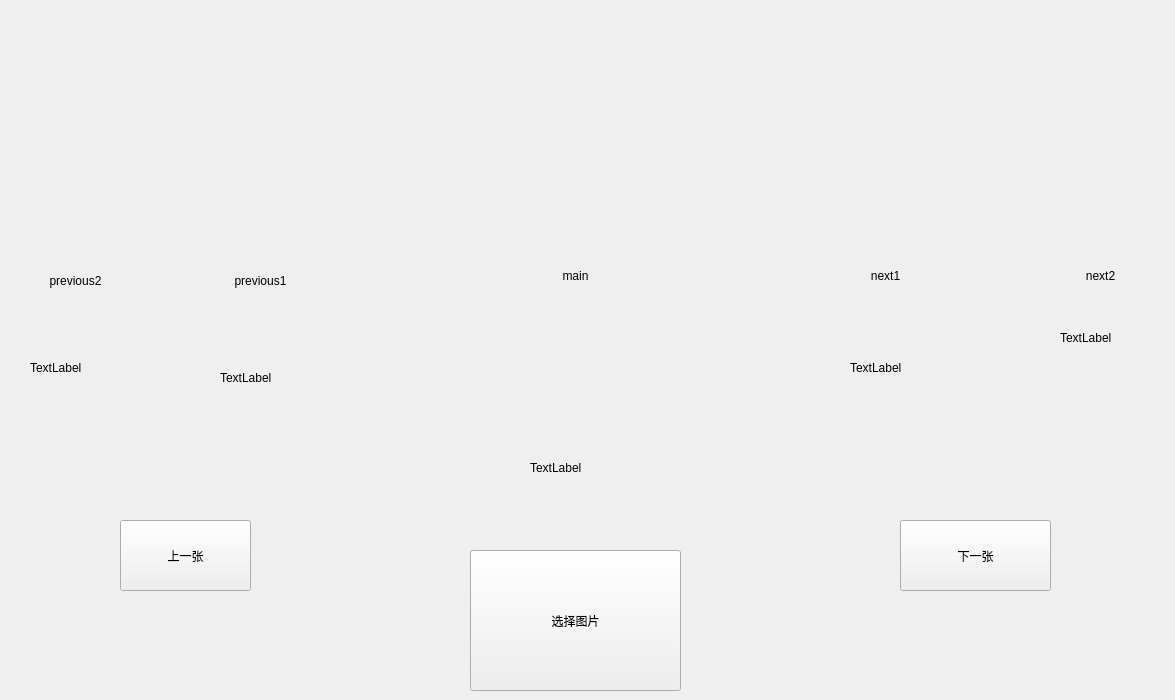
Old version of the form main.ui in the repository MikeMiller0401/BrowsePicture.
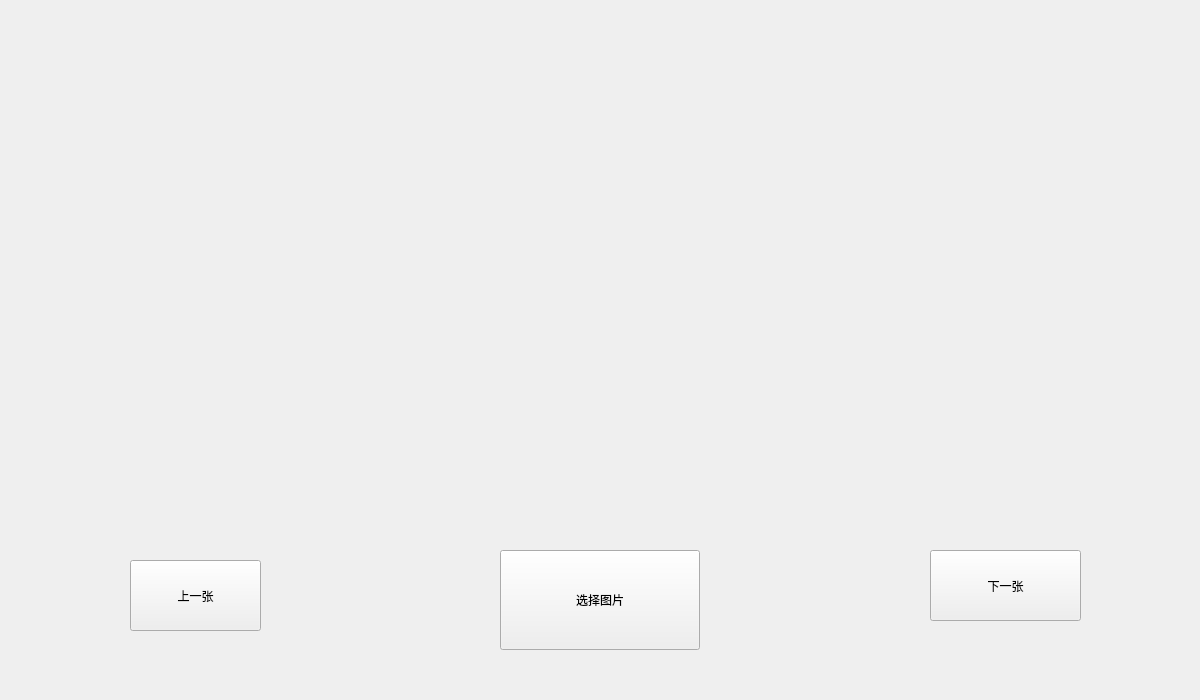
New version of the form.

```diff
--- a/main.ui
+++ b/main.ui
@@ -6,7 +6,7 @@
    <rect>
     <x>0</x>
     <y>0</y>
-    <width>1175</width>
+    <width>1200</width>
     <height>700</height>
    </rect>
   </property>
@@ -16,8 +16,8 @@
   <widget class="QPushButton" name="button_53">
    <property name="geometry">
     <rect>
-     <x>900</x>
-     <y>520</y>
+     <x>930</x>
+     <y>550</y>
      <width>151</width>
      <height>71</height>
     </rect>
@@ -38,14 +38,29 @@
   <widget class="QLabel" name="label_53">
    <property name="geometry">
     <rect>
-     <x>380</x>
-     <y>120</y>
-     <width>391</width>
-     <height>311</height>
+     <x>300</x>
+     <y>40</y>
+     <width>600</width>
+     <height>450</height>
     </rect>
    </property>
+   <property name="layoutDirection">
+    <enum>Qt::LeftToRight</enum>
+   </property>
+   <property name="autoFillBackground">
+    <bool>false</bool>
+   </property>
+   <property name="frameShape">
+    <enum>QFrame::NoFrame</enum>
+   </property>
+   <property name="frameShadow">
+    <enum>QFrame::Plain</enum>
+   </property>
+   <property name="lineWidth">
+    <number>1</number>
+   </property>
    <property name="text">
-    <string>main</string>
+    <string/>
    </property>
    <property name="scaledContents">
     <bool>true</bool>
@@ -57,14 +72,17 @@
   <widget class="QLabel" name="label_55">
    <property name="geometry">
     <rect>
-     <x>1060</x>
-     <y>240</y>
-     <width>81</width>
-     <height>71</height>
+     <x>1100</x>
+     <y>430</y>
+     <width>80</width>
+     <height>60</height>
     </rect>
    </property>
+   <property name="frameShape">
+    <enum>QFrame::NoFrame</enum>
+   </property>
    <property name="text">
-    <string>next2</string>
+    <string/>
    </property>
    <property name="scaledContents">
     <bool>true</bool>
@@ -76,14 +94,17 @@
   <widget class="QLabel" name="label_54">
    <property name="geometry">
     <rect>
-     <x>800</x>
-     <y>220</y>
-     <width>171</width>
-     <height>111</height>
+     <x>920</x>
+     <y>370</y>
+     <width>160</width>
+     <height>120</height>
     </rect>
    </property>
+   <property name="frameShape">
+    <enum>QFrame::NoFrame</enum>
+   </property>
    <property name="text">
-    <string>next1</string>
+    <string/>
    </property>
    <property name="scaledContents">
     <bool>true</bool>
@@ -95,14 +116,17 @@
   <widget class="QLabel" name="label_52">
    <property name="geometry">
     <rect>
-     <x>180</x>
-     <y>220</y>
-     <width>161</width>
-     <height>121</height>
+     <x>120</x>
+     <y>370</y>
+     <width>160</width>
+     <height>120</height>
     </rect>
    </property>
+   <property name="frameShape">
+    <enum>QFrame::NoFrame</enum>
+   </property>
    <property name="text">
-    <string>previous1</string>
+    <string/>
    </property>
    <property name="scaledContents">
     <bool>true</bool>
@@ -114,14 +138,17 @@
   <widget class="QLabel" name="label_51">
    <property name="geometry">
     <rect>
-     <x>30</x>
-     <y>250</y>
-     <width>91</width>
-     <height>61</height>
+     <x>20</x>
+     <y>430</y>
+     <width>80</width>
+     <height>60</height>
     </rect>
    </property>
+   <property name="frameShape">
+    <enum>QFrame::NoFrame</enum>
+   </property>
    <property name="text">
-    <string>previous2</string>
+    <string/>
    </property>
    <property name="scaledContents">
     <bool>true</bool>
@@ -133,8 +160,8 @@
   <widget class="QPushButton" name="button_51">
    <property name="geometry">
     <rect>
-     <x>120</x>
-     <y>520</y>
+     <x>130</x>
+     <y>560</y>
      <width>131</width>
      <height>71</height>
     </rect>
@@ -146,10 +173,10 @@
   <widget class="QPushButton" name="button_52">
    <property name="geometry">
     <rect>
-     <x>470</x>
+     <x>500</x>
      <y>550</y>
-     <width>211</width>
-     <height>141</height>
+     <width>200</width>
+     <height>100</height>
     </rect>
    </property>
    <property name="text">
@@ -159,66 +186,81 @@
   <widget class="QLabel" name="label_56">
    <property name="geometry">
     <rect>
-     <x>30</x>
-     <y>360</y>
+     <x>20</x>
+     <y>510</y>
      <width>72</width>
      <height>15</height>
     </rect>
    </property>
    <property name="text">
-    <string>TextLabel</string>
+    <string/>
    </property>
   </widget>
   <widget class="QLabel" name="label_57">
    <property name="geometry">
     <rect>
-     <x>220</x>
-     <y>370</y>
+     <x>170</x>
+     <y>510</y>
      <width>72</width>
      <height>15</height>
     </rect>
    </property>
    <property name="text">
-    <string>TextLabel</string>
+    <string/>
    </property>
   </widget>
   <widget class="QLabel" name="label_58">
    <property name="geometry">
     <rect>
-     <x>530</x>
-     <y>460</y>
-     <width>72</width>
-     <height>15</height>
+     <x>560</x>
+     <y>500</y>
+     <width>81</width>
+     <height>31</height>
     </rect>
    </property>
+   <property name="frameShape">
+    <enum>QFrame::NoFrame</enum>
+   </property>
    <property name="text">
-    <string>TextLabel</string>
+    <string/>
+   </property>
+   <property name="scaledContents">
+    <bool>false</bool>
+   </property>
+   <property name="alignment">
+    <set>Qt::AlignCenter</set>
    </property>
   </widget>
   <widget class="QLabel" name="label_59">
    <property name="geometry">
     <rect>
-     <x>850</x>
-     <y>360</y>
+     <x>960</x>
+     <y>510</y>
      <width>72</width>
      <height>15</height>
     </rect>
    </property>
+   <property name="frameShape">
+    <enum>QFrame::NoFrame</enum>
+   </property>
    <property name="text">
-    <string>TextLabel</string>
+    <string/>
    </property>
   </widget>
   <widget class="QLabel" name="label_60">
    <property name="geometry">
     <rect>
-     <x>1060</x>
-     <y>330</y>
+     <x>1100</x>
+     <y>510</y>
      <width>72</width>
      <height>15</height>
     </rect>
    </property>
+   <property name="frameShape">
+    <enum>QFrame::NoFrame</enum>
+   </property>
    <property name="text">
-    <string>TextLabel</string>
+    <string/>
    </property>
   </widget>
  </widget>
```
